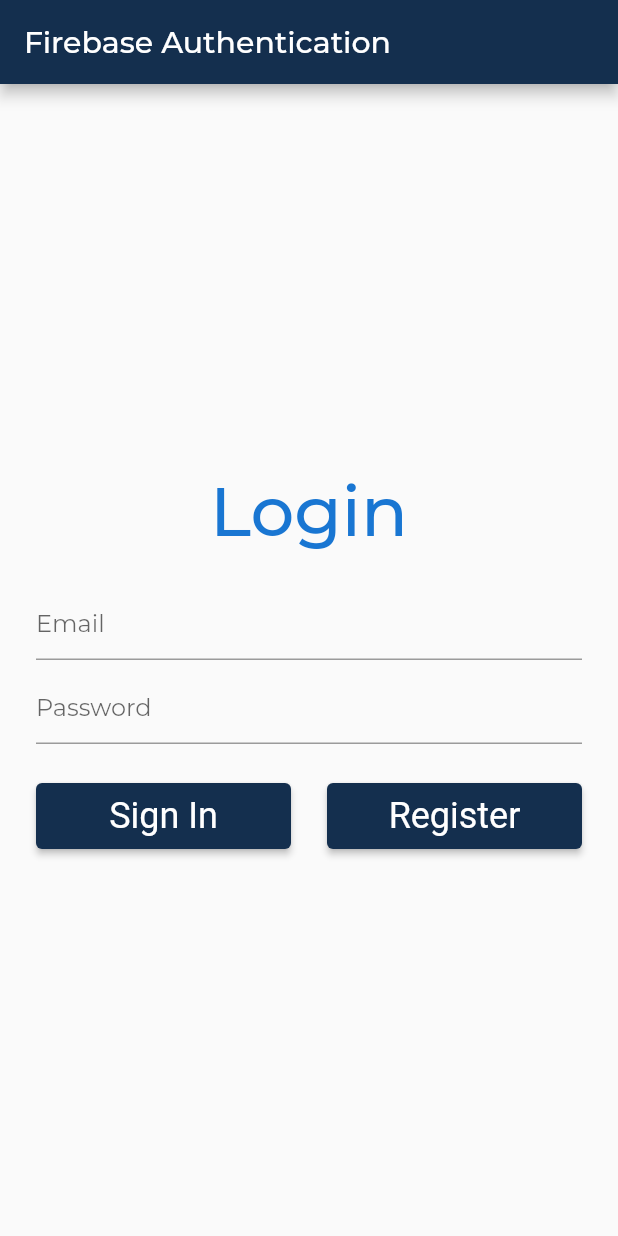
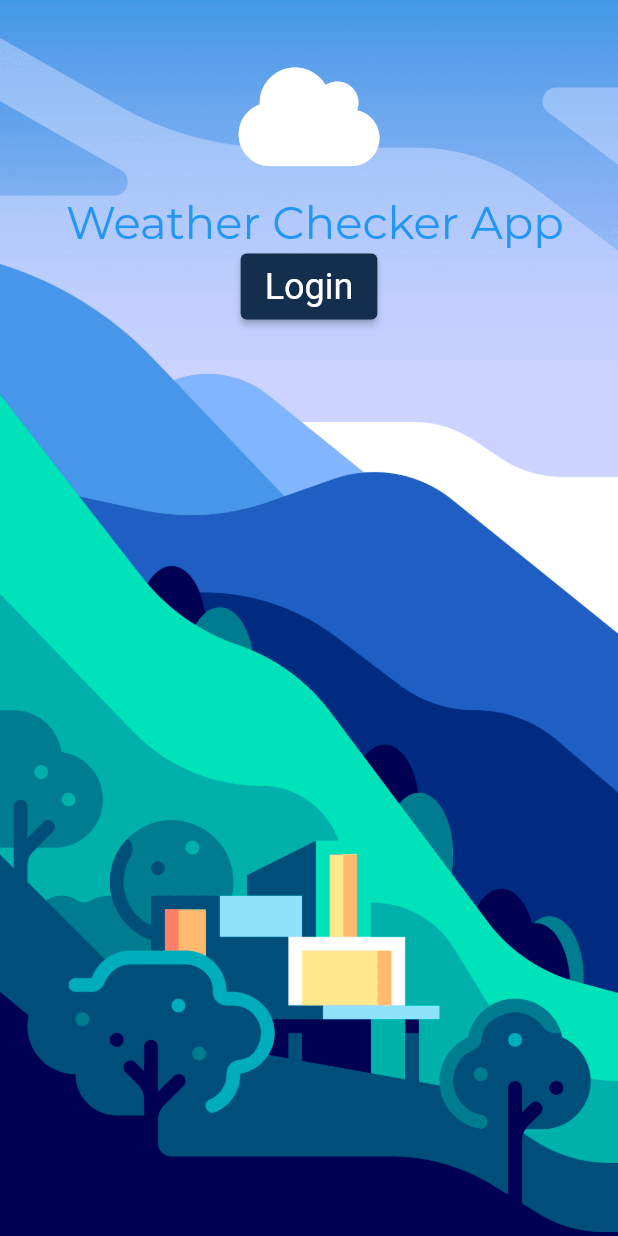
Before and after one commit to gbolahan7/WeatherCheckerMaster, a Flutter app: the screen it shows after launch, on a phone screen of 412 x 824 dp. Run offline on Flutter 3.47's test engine with Material 2 defaults, Android fonts, the phone set to English and light mode, and no system bars; our stand-ins replace firebase_auth, firebase_core, font_awesome_flutter, location; accounts and stored records are empty.

Commit message:
home bg image added

```diff
--- /dev/null
+++ b/lib/home.dart
@@ -0,0 +1,70 @@
+import 'package:flutter/material.dart';
+import 'package:font_awesome_flutter/font_awesome_flutter.dart';
+
+import 'screens/login_page.dart';
+
+class MainScreen extends StatefulWidget {
+  @override
+  _MainScreenState createState() => _MainScreenState();
+}
+
+class _MainScreenState extends State<MainScreen> {
+  @override
+  Widget build(BuildContext context) {
+    return Scaffold(
+      body: Container(
+        constraints: BoxConstraints.expand(),
+        decoration: BoxDecoration(
+          image: DecorationImage(
+            image: AssetImage('assets/cloudy.png'),
+            fit: BoxFit.cover,
+          ),
+        ),
+        child: Column(
+          crossAxisAlignment: CrossAxisAlignment.stretch,
+          children: [
+            SizedBox(
+              height: 40,
+            ),
+            Container(
+              child: Icon(
+                FontAwesomeIcons.cloud,
+                size: 75.0,
+                color: Colors.white,
+              ),
+            ),
+            SizedBox(
+              height: 15.0,
+            ),
+            Center(
+              child: Text(
+                ' Weather Checker App',
+                style: TextStyle(
+                  color: Colors.blue,
+                  fontSize: 30.0,
+                  // letterSpacing: -5,
+                ),
+              ),
+            ),
+            SizedBox(width: 24.0),
+            Center(
+              child: ElevatedButton(
+                onPressed: () {
+                  Navigator.of(context).push(
+                    MaterialPageRoute(
+                      builder: (context) => LoginPage(),
+                    ),
+                  );
+                },
+                child: Text(
+                  'Login',
+                  style: TextStyle(color: Colors.white),
+                ),
+              ),
+            ),
+          ],
+        ),
+      ),
+    );
+  }
+}
--- a/lib/main.dart
+++ b/lib/main.dart
@@ -1,6 +1,7 @@
 import 'package:flutter/material.dart';
 
 import 'screens/login_page.dart';
+import 'home.dart';
 
 void main() {
   runApp(MyApp());
@@ -48,7 +49,8 @@ class MyApp extends StatelessWidget {
           bodyText1: TextStyle(fontSize: 18.0),
         ),
       ),
-      home: LoginPage(),
+      // home: LoginPage(),
+      home: MainScreen(),
     );
   }
 }
--- a/lib/screens/login_page.dart
+++ b/lib/screens/login_page.dart
@@ -49,7 +49,7 @@ class _LoginPageState extends State<LoginPage> {
       },
       child: Scaffold(
         appBar: AppBar(
-          title: Text('Firebase Authentication'),
+          title: Text('Authenticate User'),
         ),
         body: FutureBuilder(
           future: _initializeFirebase(),
```
Also changed, not shown: lib/screens/profile_page.dart (+47 -47 lines), lib/utils/location.dart (added, +37 -0 lines), pubspec.yaml (+8 -3 lines), assets/cloudy.png (added), assets/night.png (added), assets/sunny.png (added), lib/screens/loading_screen.dart (added), lib/weather.dart (added), pubspec.lock.
